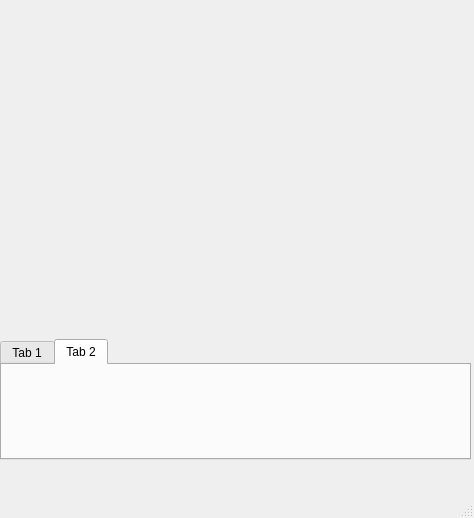
Before: the Qt Designer form ZombieVSPlants/mainwindow2.ui in parnianghaisari/Plants-vs.-Zombies-Game, drawn with Qt 5.
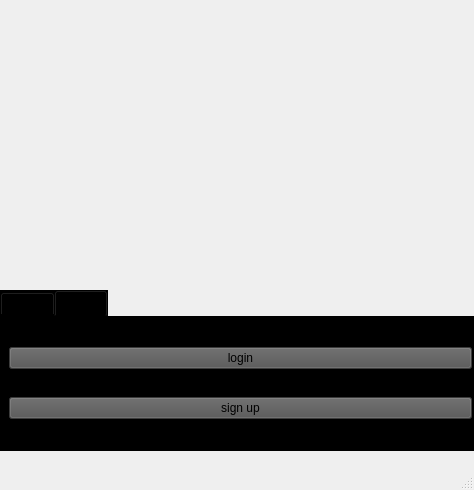
After: the same form once the commit is applied. The open tabs and pages were chosen to show the change.

Patch:
```diff
--- a/ZombieVSPlants/mainwindow2.ui
+++ b/ZombieVSPlants/mainwindow2.ui
@@ -7,7 +7,7 @@
     <x>0</x>
     <y>0</y>
     <width>474</width>
-    <height>518</height>
+    <height>490</height>
    </rect>
   </property>
   <property name="windowTitle">
@@ -18,11 +18,23 @@
     <property name="geometry">
      <rect>
       <x>0</x>
-      <y>339</y>
-      <width>471</width>
-      <height>121</height>
+      <y>290</y>
+      <width>481</width>
+      <height>161</height>
      </rect>
     </property>
+    <property name="styleSheet">
+     <string notr="true">alternate-background-color: rgb(0, 0, 0);
+selection-background-color: rgb(0, 0, 0);
+selection-color: rgb(0, 0, 0);
+border-color: rgb(0, 0, 0);
+gridline-color: rgb(0, 0, 0);
+color: rgb(0, 0, 0);
+background-color: rgb(0, 0, 0);</string>
+    </property>
+    <property name="currentIndex">
+     <number>1</number>
+    </property>
     <widget class="QWidget" name="tab">
      <attribute name="title">
       <string>Tab 1</string>
@@ -32,6 +44,32 @@
      <attribute name="title">
       <string>Tab 2</string>
      </attribute>
+     <layout class="QVBoxLayout" name="verticalLayout">
+      <item>
+       <widget class="QPushButton" name="pushButton">
+        <property name="styleSheet">
+         <string notr="true">background-color: rgb(83, 83, 83);
+color: rgb(0, 0, 0);
+alternate-background-color: rgb(66, 66, 66);</string>
+        </property>
+        <property name="text">
+         <string>login</string>
+        </property>
+       </widget>
+      </item>
+      <item>
+       <widget class="QPushButton" name="pushButton_2">
+        <property name="styleSheet">
+         <string notr="true">background-color: rgb(83, 83, 83);
+color: rgb(0, 0, 0);
+alternate-background-color: rgb(66, 66, 66);</string>
+        </property>
+        <property name="text">
+         <string>sign up</string>
+        </property>
+       </widget>
+      </item>
+     </layout>
     </widget>
    </widget>
   </widget>
```
